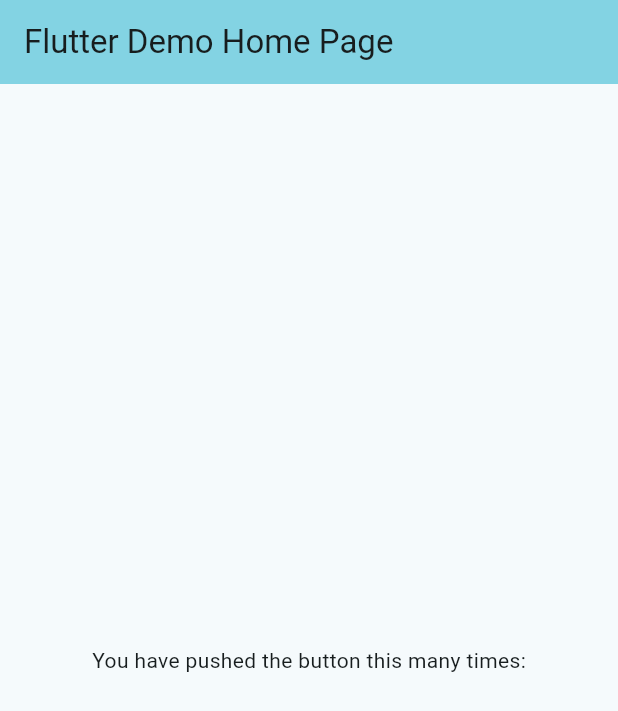
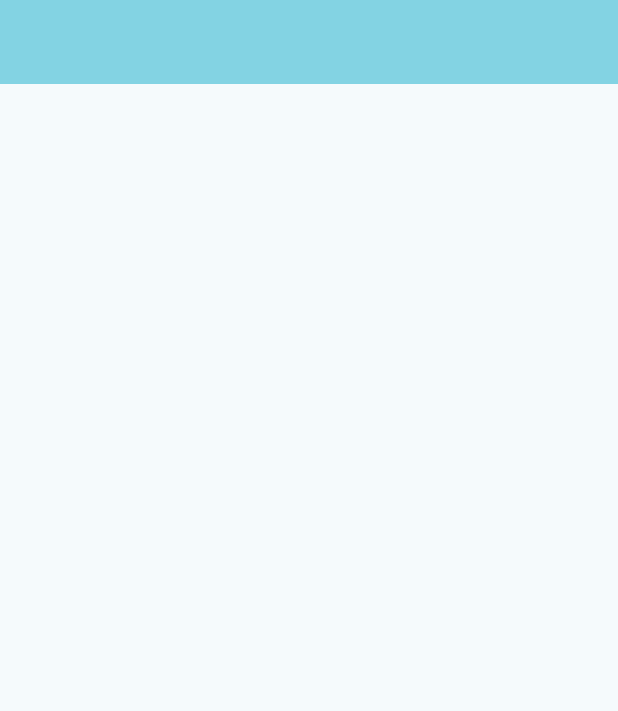
Before and after one commit to Medha1824/Loopwear, a Flutter app: the screen it shows after launch, on a phone screen of 412 x 824 dp. Shown: the top 711 px of the screen. Run offline on Flutter 3.47's test engine with Material 3 defaults, Android fonts, the light colour scheme and no system bars.

Commit message:
Project Started

```diff
--- a/lib/main.dart
+++ b/lib/main.dart
@@ -15,28 +15,18 @@
       theme: ThemeData(
         colorScheme: .fromSeed(seedColor: Colors.cyan),
       ),
-      home: const MyHomePage(title: 'Flutter Demo Home Page'),
+      home: const MyHomePage(),
     );
   }
 }
 
 class MyHomePage extends StatelessWidget {
-  const MyHomePage({super.key, required this.title});
-  final String title;
+  const MyHomePage({super.key});
   @override
   Widget build(BuildContext context) {
     return Scaffold(
       appBar: AppBar(
         backgroundColor: Theme.of(context).colorScheme.inversePrimary,
-        title: Text(title),
-      ),
-      body: Center(
-        child: Column(
-          mainAxisAlignment: .center,
-          children: [
-            Text('You have pushed the button this many times:'),
-          ],
-        ),
       ),
     );
   }
```
